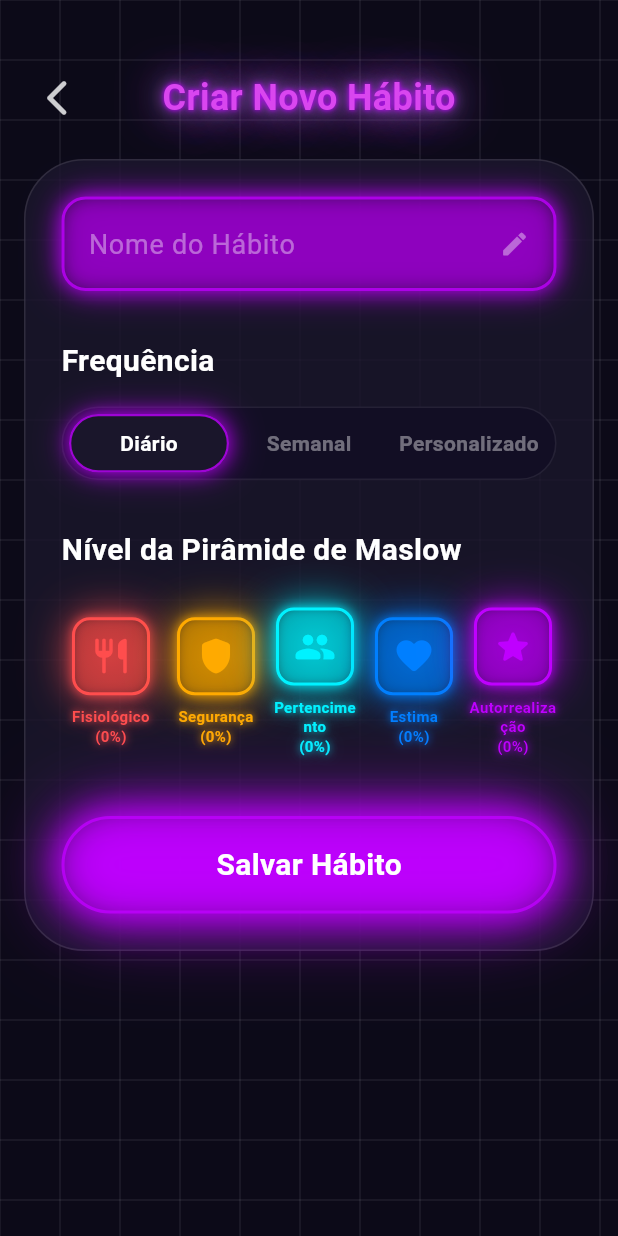
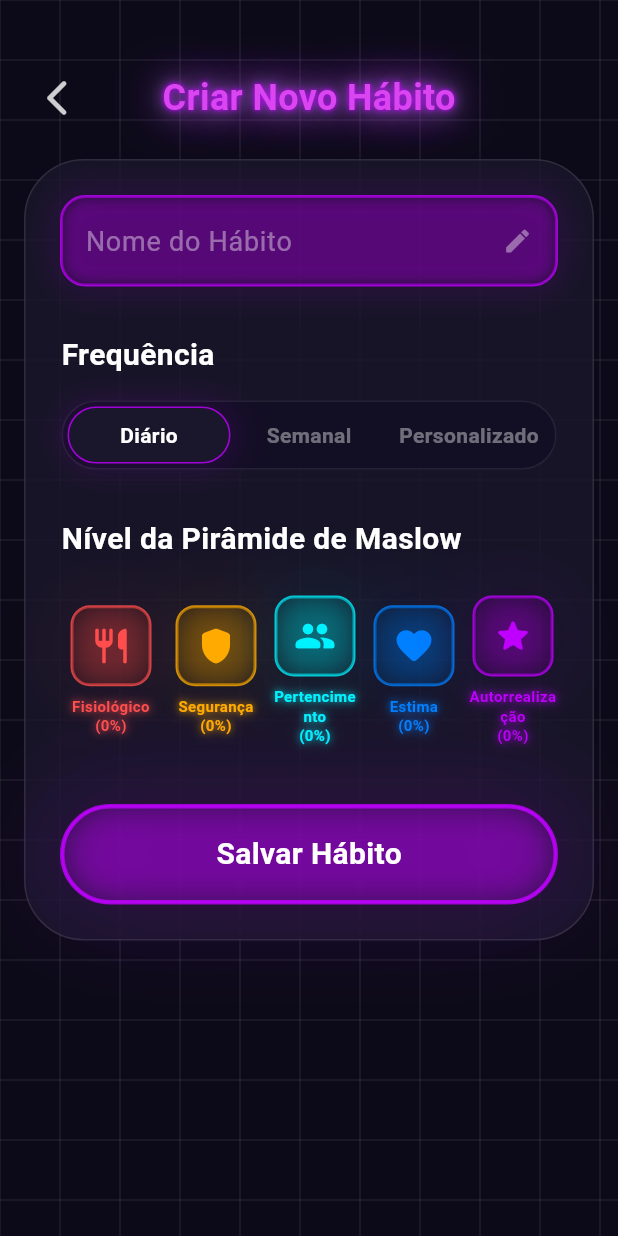
Before and after one commit to Samfred-hld/Repositorio-Lovitz-Publico, a Flutter app: the screen it shows once a user with an empty profile is signed in, item 2 of the bottom bar chosen, after a tap on the "add" icon, on a phone screen of 412 x 824 dp. Run offline on Flutter 3.47's test engine with Material 3 defaults, Android fonts, the phone set to English and light mode, and no system bars; our stand-ins replace fl_chart, supabase_flutter; accounts and stored records are empty.

Commit message:
feat: CustomPaint para glow real com Canvas — outer + inset
- _GlowBoxPainter: replica CSS box-shadow com outer glow (MaskFilter.blur) + inset glow (clipRRect + fill blur)
  - Usado nos ícones Maslow: glow-red/orange/cyan/blue/purple (blur 20, opacity 0.6, inset blur 10, opacity 0.4)
  - Usado no botão Salvar: extra glow layers (blur 25/40) + inset

- _NeonBorderPainter: replica neon-border-purple com outer + inset
  - Usado no input e toggle Diário

- Canvas.save/clipRRect para recortar dentro do shape antes de desenhar inset glow
- Múltiplas camadas de halo para efeito neon mais realista

```diff
--- a/lib/screens/create_habit_screen.dart
+++ b/lib/screens/create_habit_screen.dart
@@ -139,7 +139,6 @@
             onTap: () => Navigator.pop(context),
             child: const Icon(Icons.arrow_back_ios_new_rounded, color: _C.white80, size: 28),
           ),
-          // Título com glow neon forte (3 layers)
           Text(
             'Criar Novo Hábito',
             style: TextStyle(
@@ -150,7 +149,6 @@
                 Shadow(color: const Color(0xFFBF00FF), blurRadius: 10),
                 Shadow(color: const Color(0xBF00FF00), blurRadius: 20),
                 Shadow(color: const Color(0x99BF00FF), blurRadius: 30),
-                // Halos extras para intensidade
                 Shadow(color: const Color(0xFFBF00FF), blurRadius: 4),
                 Shadow(color: const Color(0xFFBF00FF), blurRadius: 40),
               ],
@@ -187,39 +185,24 @@
     );
   }
 
-  // ─── INPUT (neon-border-purple EXATO) ────────────────────
-  // CSS: box-shadow: 0 0 10px rgba(191,0,255,0.8), inset 0 0 5px rgba(191,0,255,0.5)
-  // border-color: rgba(191,0,255,0.8)
+  // ─── INPUT ───────────────────────────────────────────────
 
   Widget _nameInput() {
-    return Container(
+    return CustomPaint(
+      painter: _NeonBorderPainter(
+        color: _C.neonPurple,
+        radius: 16,
+        outerBlur: 10,
+        outerOpacity: 0.8,
+        insetBlur: 5,
+        insetOpacity: 0.5,
+      ),
+      child: Container(
         decoration: BoxDecoration(
           color: _C.inputBg,
           borderRadius: BorderRadius.circular(16),
-        border: Border.all(color: _C.neonPurple.withOpacity(0.8), width: 2),
-        // Outer glow
-        boxShadow: [
-          BoxShadow(color: _C.neonPurple.withOpacity(0.8), blurRadius: 10),
-          BoxShadow(color: _C.neonPurple.withOpacity(0.6), blurRadius: 20),
-        ],
         ),
-      child: Stack(
-        children: [
-          // Inset glow simulado com container interno
-          Container(
-            decoration: BoxDecoration(
-              borderRadius: BorderRadius.circular(14),
-              gradient: RadialGradient(
-                colors: [
-                  _C.neonPurple.withOpacity(0.15),
-                  _C.neonPurple.withOpacity(0.0),
-                ],
-                center: Alignment.center,
-                radius: 1.2,
-              ),
-            ),
-          ),
-          Row(
+        child: Row(
           children: [
             Expanded(
               child: TextField(
@@ -239,7 +222,6 @@
             ),
           ],
         ),
-        ],
       ),
     );
   }
@@ -267,28 +249,39 @@
               return Expanded(
                 child: GestureDetector(
                   onTap: () => setState(() => _selectedFrequency = i),
+                  child: active
+                      ? CustomPaint(
+                          painter: _NeonBorderPainter(
+                            color: _C.neonPurple,
+                            radius: 100,
+                            outerBlur: 10,
+                            outerOpacity: 0.8,
+                            insetBlur: 5,
+                            insetOpacity: 0.5,
+                          ),
                           child: Container(
                             padding: const EdgeInsets.symmetric(vertical: 8),
                             decoration: BoxDecoration(
-                      color: active ? _C.cardSolid : Colors.transparent,
+                              color: _C.cardSolid,
                               borderRadius: BorderRadius.circular(100),
-                      border: active
-                          ? Border.all(color: _C.neonPurple.withOpacity(0.8), width: 1.5)
-                          : null,
-                      boxShadow: active
-                          ? [
-                              BoxShadow(color: _C.neonPurple.withOpacity(0.8), blurRadius: 10),
-                              BoxShadow(color: _C.neonPurple.withOpacity(0.5), blurRadius: 20),
-                            ]
-                          : null,
                             ),
                             child: Center(
                               child: Text(labels[i],
-                          style: TextStyle(
-                            color: active ? Colors.white : _C.white40,
+                                  style: const TextStyle(
+                                      color: Colors.white,
                                       fontSize: 14,
-                            fontWeight: FontWeight.w600,
-                          )),
+                                      fontWeight: FontWeight.w600)),
+                            ),
+                          ),
+                        )
+                      : Container(
+                          padding: const EdgeInsets.symmetric(vertical: 8),
+                          child: Center(
+                            child: Text(labels[i],
+                                style: const TextStyle(
+                                    color: _C.white40,
+                                    fontSize: 14,
+                                    fontWeight: FontWeight.w600)),
                           ),
                         ),
                 ),
@@ -300,7 +293,7 @@
     );
   }
 
-  // ─── MASLOW (glow-* EXATO do CSS) ───────────────────────
+  // ─── MASLOW ──────────────────────────────────────────────
   // glow-red: box-shadow: 0 0 20px rgba(255,77,77,0.6), inset 0 0 10px rgba(255,77,77,0.4)
 
   Widget _maslow() {
@@ -334,44 +327,31 @@
       onTap: () => setState(() => _selectedLevel = idx),
       child: Column(
         children: [
-          // Container com glow forte + inset simulado
-          Container(
+          // CustomPaint com glow outer + inset (igual ao CSS glow-*)
+          SizedBox(
+            width: 52,
+            height: 52,
+            child: CustomPaint(
+              painter: _GlowBoxPainter(
+                color: c,
+                radius: 12,
+                outerBlur: 20,
+                outerOpacity: 0.6,
+                insetBlur: 10,
+                insetOpacity: 0.4,
+              ),
+              child: Container(
                 width: 52,
                 height: 52,
                 decoration: BoxDecoration(
                   color: _C.inputBg,
                   borderRadius: BorderRadius.circular(12),
-              border: Border.all(color: c, width: 2),
-              // OUTER GLOW (blur 20, opacity 0.6)
-              boxShadow: [
-                BoxShadow(color: c.withOpacity(0.6), blurRadius: 20),
-                BoxShadow(color: c.withOpacity(0.4), blurRadius: 30),
-                BoxShadow(color: c.withOpacity(0.8), blurRadius: 6),
-              ],
                 ),
-            child: Stack(
-              children: [
-                // INSET GLOW simulado
-                Container(
-                  decoration: BoxDecoration(
-                    borderRadius: BorderRadius.circular(10),
-                    gradient: RadialGradient(
-                      colors: [
-                        c.withOpacity(0.25),
-                        c.withOpacity(0.05),
-                        Colors.transparent,
-                      ],
-                      center: Alignment.center,
-                      radius: 0.9,
+                child: Icon(d.icon, color: c, size: 28),
               ),
             ),
           ),
-                Center(child: Icon(d.icon, color: c, size: 28)),
-              ],
-            ),
-          ),
           const SizedBox(height: 8),
-          // Label com cor vibrante
           Text(
             '${d.label}\n($pct%)',
             textAlign: TextAlign.center,
@@ -380,7 +360,6 @@
               fontWeight: FontWeight.w600,
               color: c,
               height: 1.3,
-              // Text glow para labels
               shadows: [
                 Shadow(color: c.withOpacity(0.8), blurRadius: 6),
                 Shadow(color: c.withOpacity(0.4), blurRadius: 12),
@@ -393,58 +372,56 @@
   }
 
   // ─── BOTÃO SALVAR ────────────────────────────────────────
-  // CSS: border-neon-purple, btn-save-glow (0 0 25px 0.9, 0 0 40px 0.5)
+  // btn-save-glow: box-shadow: 0 0 25px rgba(191,0,255,0.9), 0 0 40px rgba(191,0,255,0.5)
   // + shadow-[0_0_20px_#bf00ff,inset_0_0_10px_#bf00ff]
 
   Widget _saveBtn() {
     return GestureDetector(
       onTap: _saving ? null : _save,
+      child: SizedBox(
+        width: double.infinity,
+        child: CustomPaint(
+          painter: _saving
+              ? _GlowBoxPainter(
+                  color: _C.neonPurple,
+                  radius: 100,
+                  outerBlur: 0,
+                  outerOpacity: 0,
+                  insetBlur: 0,
+                  insetOpacity: 0,
+                )
+              : _GlowBoxPainter(
+                  color: _C.neonPurple,
+                  radius: 100,
+                  outerBlur: 30,
+                  outerOpacity: 0.8,
+                  insetBlur: 10,
+                  insetOpacity: 0.4,
+                  // Camadas extras de glow (btn-save-glow)
+                  extraGlow: [
+                    _GlowLayer(blur: 25, opacity: 0.9),
+                    _GlowLayer(blur: 40, opacity: 0.5),
+                  ],
+                ),
           child: Container(
-        width: double.infinity,
             padding: const EdgeInsets.symmetric(vertical: 16),
             decoration: BoxDecoration(
               color: Colors.transparent,
               borderRadius: BorderRadius.circular(100),
               border: Border.all(
-            color: _saving ? _C.neonPurple.withOpacity(0.3) : _C.neonPurple.withOpacity(0.8),
+                color: _saving
+                    ? _C.neonPurple.withOpacity(0.3)
+                    : _C.neonPurple.withOpacity(0.8),
                 width: 2,
               ),
-          boxShadow: _saving
-              ? null
-              : [
-                  // btn-save-glow: 0 0 25px 0.9
-                  BoxShadow(color: _C.neonPurple.withOpacity(0.9), blurRadius: 25),
-                  // btn-save-glow: 0 0 40px 0.5
-                  BoxShadow(color: _C.neonPurple.withOpacity(0.5), blurRadius: 40),
-                  // shadow: 0 0 20px #bf00ff
-                  BoxShadow(color: _C.neonPurple.withOpacity(0.7), blurRadius: 20),
-                  // Halo externo
-                  BoxShadow(color: _C.neonPurple.withOpacity(0.3), blurRadius: 60),
-                ],
             ),
-        child: Stack(
-          children: [
-            // Inset glow no botão
-            if (!_saving)
-              Container(
-                decoration: BoxDecoration(
-                  borderRadius: BorderRadius.circular(100),
-                  gradient: RadialGradient(
-                    colors: [
-                      _C.neonPurple.withOpacity(0.12),
-                      Colors.transparent,
-                    ],
-                    center: Alignment.center,
-                    radius: 1.5,
-                  ),
-                ),
-              ),
-            Center(
+            child: Center(
               child: _saving
                   ? const SizedBox(
                       width: 22,
                       height: 22,
-                      child: CircularProgressIndicator(strokeWidth: 2, color: _C.neonPurple),
+                      child: CircularProgressIndicator(
+                          strokeWidth: 2, color: _C.neonPurple),
                     )
                   : const Text(
                       'Salvar Hábito',
@@ -455,7 +432,7 @@
                       ),
                     ),
             ),
-          ],
+          ),
         ),
       ),
     );
@@ -479,12 +456,185 @@
   const _Lv(this.label, this.icon, this.color);
 }
 
+// ============================================================
+// CUSTOM PAINTERS — Glow real com Canvas
+// ============================================================
+
+/// Glow box com outer + inset (replica CSS box-shadow com inset)
+class _GlowBoxPainter extends CustomPainter {
+  final Color color;
+  final double radius;
+  final double outerBlur;
+  final double outerOpacity;
+  final double insetBlur;
+  final double insetOpacity;
+  final List<_GlowLayer>? extraGlow;
+
+  _GlowBoxPainter({
+    required this.color,
+    required this.radius,
+    required this.outerBlur,
+    required this.outerOpacity,
+    required this.insetBlur,
+    required this.insetOpacity,
+    this.extraGlow,
+  });
+
+  @override
+  void paint(Canvas canvas, Size size) {
+    final rrect = RRect.fromRectAndRadius(
+      Rect.fromLTWH(0, 0, size.width, size.height),
+      Radius.circular(radius),
+    );
+
+    // ── OUTER GLOW ──
+    // Desenha múltiplas camadas de blur para simular box-shadow
+    if (outerBlur > 0) {
+      // Camada principal
+      _drawGlowLayer(canvas, rrect, outerBlur, outerOpacity);
+
+      // Camadas extras (btn-save-glow)
+      if (extraGlow != null) {
+        for (final layer in extraGlow!) {
+          _drawGlowLayer(canvas, rrect, layer.blur, layer.opacity);
+        }
+      }
+    }
+
+    // ── BORDER (borda visível) ──
+    final borderPaint = Paint()
+      ..style = PaintingStyle.stroke
+      ..strokeWidth = 2
+      ..color = color.withOpacity(0.8);
+    canvas.drawRRect(rrect, borderPaint);
+
+    // ── INSET GLOW ──
+    // Clipa dentro do shape e desenha blur interno
+    if (insetBlur > 0) {
+      canvas.save();
+      canvas.clipRRect(rrect);
+
+      // Desenha o glow interno como preenchimento com blur
+      final insetPaint = Paint()
+        ..color = color.withOpacity(insetOpacity)
+        ..maskFilter = MaskFilter.blur(BlurStyle.normal, insetBlur)
+        ..style = PaintingStyle.fill;
+      canvas.drawRRect(rrect, insetPaint);
+
+      // Halo interno mais suave
+      final innerHalo = Paint()
+        ..color = color.withOpacity(insetOpacity * 0.5)
+        ..maskFilter = MaskFilter.blur(BlurStyle.normal, insetBlur * 2)
+        ..style = PaintingStyle.fill;
+      canvas.drawRRect(rrect, innerHalo);
+
+      canvas.restore();
+    }
+  }
+
+  void _drawGlowLayer(Canvas canvas, RRect rrect, double blur, double opacity) {
+    final paint = Paint()
+      ..color = color.withOpacity(opacity)
+      ..maskFilter = MaskFilter.blur(BlurStyle.normal, blur)
+      ..style = PaintingStyle.stroke
+      ..strokeWidth = 2;
+    canvas.drawRRect(rrect, paint);
+
+    // Segundo passe mais suave (halo)
+    final halo = Paint()
+      ..color = color.withOpacity(opacity * 0.4)
+      ..maskFilter = MaskFilter.blur(BlurStyle.normal, blur * 1.8)
+      ..style = PaintingStyle.stroke
+      ..strokeWidth = 1;
+    canvas.drawRRect(rrect, halo);
+  }
+
+  @override
+  bool shouldRepaint(covariant _GlowBoxPainter old) =>
+      old.color != color ||
+      old.outerBlur != outerBlur ||
+      old.insetBlur != insetBlur ||
+      old.outerOpacity != outerOpacity;
+}
+
+/// Neon border com outer + inset glow (para input e toggle)
+class _NeonBorderPainter extends CustomPainter {
+  final Color color;
+  final double radius;
+  final double outerBlur;
+  final double outerOpacity;
+  final double insetBlur;
+  final double insetOpacity;
+
+  _NeonBorderPainter({
+    required this.color,
+    required this.radius,
+    required this.outerBlur,
+    required this.outerOpacity,
+    required this.insetBlur,
+    required this.insetOpacity,
+  });
+
+  @override
+  void paint(Canvas canvas, Size size) {
+    final rrect = RRect.fromRectAndRadius(
+      Rect.fromLTWH(0, 0, size.width, size.height),
+      Radius.circular(radius),
+    );
+
+    // ── OUTER GLOW ──
+    if (outerBlur > 0) {
+      final outerPaint = Paint()
+        ..color = color.withOpacity(outerOpacity)
+        ..maskFilter = MaskFilter.blur(BlurStyle.normal, outerBlur)
+        ..style = PaintingStyle.stroke
+        ..strokeWidth = 2;
+      canvas.drawRRect(rrect, outerPaint);
+    }
+
+    // ── BORDER ──
+    canvas.drawRRect(
+      rrect,
+      Paint()
+        ..style = PaintingStyle.stroke
+        ..strokeWidth = 2
+        ..color = color.withOpacity(outerOpacity),
+    );
+
+    // ── INSET GLOW ──
+    if (insetBlur > 0) {
+      canvas.save();
+      canvas.clipRRect(rrect);
+
+      final insetPaint = Paint()
+        ..color = color.withOpacity(insetOpacity)
+        ..maskFilter = MaskFilter.blur(BlurStyle.normal, insetBlur)
+        ..style = PaintingStyle.fill;
+      canvas.drawRRect(rrect, insetPaint);
+
+      canvas.restore();
+    }
+  }
+
+  @override
+  bool shouldRepaint(covariant _NeonBorderPainter old) =>
+      old.color != color || old.outerBlur != outerBlur;
+}
+
+class _GlowLayer {
+  final double blur;
+  final double opacity;
+  const _GlowLayer({required this.blur, required this.opacity});
+}
+
 // ─── GRID BACKGROUND ──────────────────────────────────────
 
 class _GridPainter extends CustomPainter {
   @override
   void paint(Canvas canvas, Size size) {
-    final p = Paint()..color = Colors.white.withOpacity(0.08)..strokeWidth = 1;
+    final p = Paint()
+      ..color = Colors.white.withOpacity(0.08)
+      ..strokeWidth = 1;
     for (double y = 0; y < size.height; y += 40) {
       canvas.drawLine(Offset(0, y), Offset(size.width, y), p);
     }
```
Lines whose indentation alone changed are shown as unchanged.
